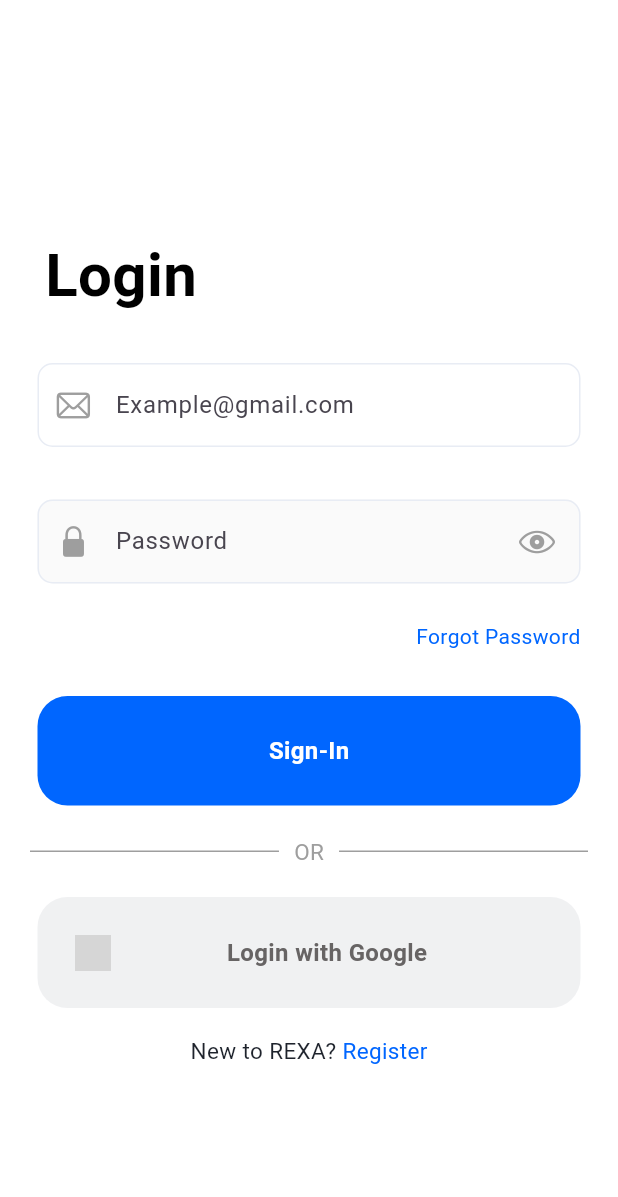
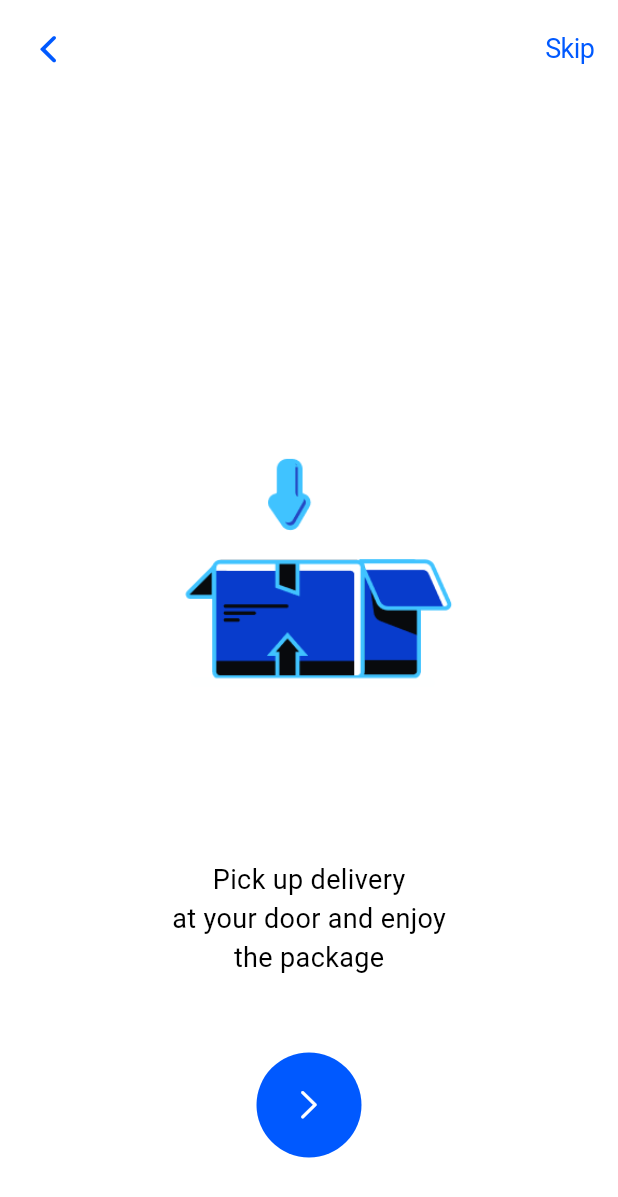
Before and after one commit to STEVENNNN76/REXA-UI, a Flutter app: the screen it shows after launch, on a phone screen of 412 x 824 dp. Shown: the top 1197 px of the screen. Run offline on Flutter 3.47's test engine with Material 3 defaults, Android fonts, the light colour scheme and no system bars; grey boxes are pictures that could not be loaded.

Commit message:
added 3 onbaording pages

```diff
--- /dev/null
+++ b/lib/Features/Onboarding Page/Screens/onboardingpage3.dart
@@ -0,0 +1,109 @@
+import 'package:flutter/cupertino.dart';
+import 'package:flutter/material.dart';
+
+class OnboardPage3 extends StatelessWidget {
+  const OnboardPage3({Key? key});
+
+  @override
+  Widget build(BuildContext context) {
+    return Scaffold(
+      backgroundColor: Colors.white,
+      body: SafeArea(
+        child: Stack(
+          children: [
+            Positioned(
+              top: 10,
+              left: 10,
+              right: 10,
+              child: Row(
+                mainAxisAlignment: MainAxisAlignment.spaceBetween,
+                children: [
+                  CupertinoButton(
+                    onPressed: () {
+                      Navigator.pop(context);
+                    },
+                    padding: EdgeInsets.zero,
+                    child: const Icon(
+                      CupertinoIcons.back,
+                      size: 28,
+                      color: Color.fromARGB(255, 0, 89, 255),
+                    ),
+                  ),
+                  CupertinoButton(
+                    onPressed: () {
+                      // Handle skip button press
+                    },
+                    padding: EdgeInsets.zero,
+                    child: const Text(
+                      "Skip",
+                      style: TextStyle(
+                        fontSize: 18,
+                        color: Color.fromARGB(255, 0, 89, 255),
+                      ),
+                    ),
+                  ),
+                ],
+              ),
+            ),
+            Center(
+              child: Column(
+                mainAxisAlignment: MainAxisAlignment.center,
+                crossAxisAlignment: CrossAxisAlignment.center,
+                children: [
+                  const SizedBox(height: 100),
+                  Image.asset(
+                    'lib/components/package.png',
+                    width: 300,
+                  ),
+                  //const SizedBox(height: 30),
+                  const Text(
+                    "Pick up delivery",
+                    style: TextStyle(
+                      fontSize: 18,
+                      color: Color.fromARGB(255, 0, 0, 0),
+                    ),
+                  ),
+                  const Text(
+                    "at your door and enjoy",
+                    style: TextStyle(
+                      fontSize: 18,
+                      color: Color.fromARGB(255, 0, 0, 0),
+                    ),
+                  ),
+                  const Text(
+                    "the package",
+                    style: TextStyle(
+                      fontSize: 18,
+                      color: Color.fromARGB(255, 0, 0, 0),
+                    ),
+                  ),
+                  const SizedBox(height: 50),
+                  Stack(
+                    alignment: Alignment.center,
+                    children: [
+                      Container(
+                        width: 70,
+                        height: 70,
+                        decoration: const BoxDecoration(
+                          color: Color.fromARGB(255, 0, 89, 255),
+                          shape: BoxShape.circle,
+                        ),
+                        child: const Center(
+                          child: Icon(
+                            CupertinoIcons.chevron_right,
+                            size: 25,
+                            color: Colors.white,
+                          ),
+                        ),
+                      ),
+                    ],
+                  ),
+                ],
+              ),
+            ),
+          ],
+        ),
+      ),
+    );
+  }
+}
--- a/lib/main.dart
+++ b/lib/main.dart
@@ -1,5 +1,9 @@
 import 'package:flutter/cupertino.dart';
 import 'package:flutter/material.dart';
+
+import 'Features/Onboarding Page/Screens/onboardingpage1.dart';
+import 'Features/Onboarding Page/Screens/onboardingpage2.dart';
+import 'Features/Onboarding Page/Screens/onboardingpage3.dart';
 
 void main() => runApp(const MyApp());
 
@@ -9,7 +13,10 @@ class MyApp extends StatelessWidget {
   Widget build(BuildContext context) {
     return const MaterialApp(
       //home: const SignUpPage(),
-      home: LoginPage(),
+      //home: LoginPage(),
+      //home: OnboardPage1(),
+      //home: OnboardPage2(),
+      home: OnboardPage3(),
     );
   }
 }
--- a/pubspec.yaml
+++ b/pubspec.yaml
@@ -11,12 +11,15 @@ dependencies:
     sdk: flutter
 
 dev_dependencies:
-
   flutter_test:
     sdk: flutter
   flutter_lints: ^2.0.0
   cupertino_icons: ^1.0.2
+
 flutter:
   uses-material-design: true
   assets:
     - lib/components/Google.png
+    - lib/components/magic-hands.png
+    - lib/components/scooter.png
+    - lib/components/package.png
```
Also changed, not shown: lib/Features/Onboarding Page/Screens/onboardingpage1.dart (added, +109 -0 lines), lib/Features/Onboarding Page/Screens/onboardingpage2.dart (added, +108 -0 lines), lib/components/magic-hands.png (added), lib/components/package.png (added), lib/components/scooter.png (added).
